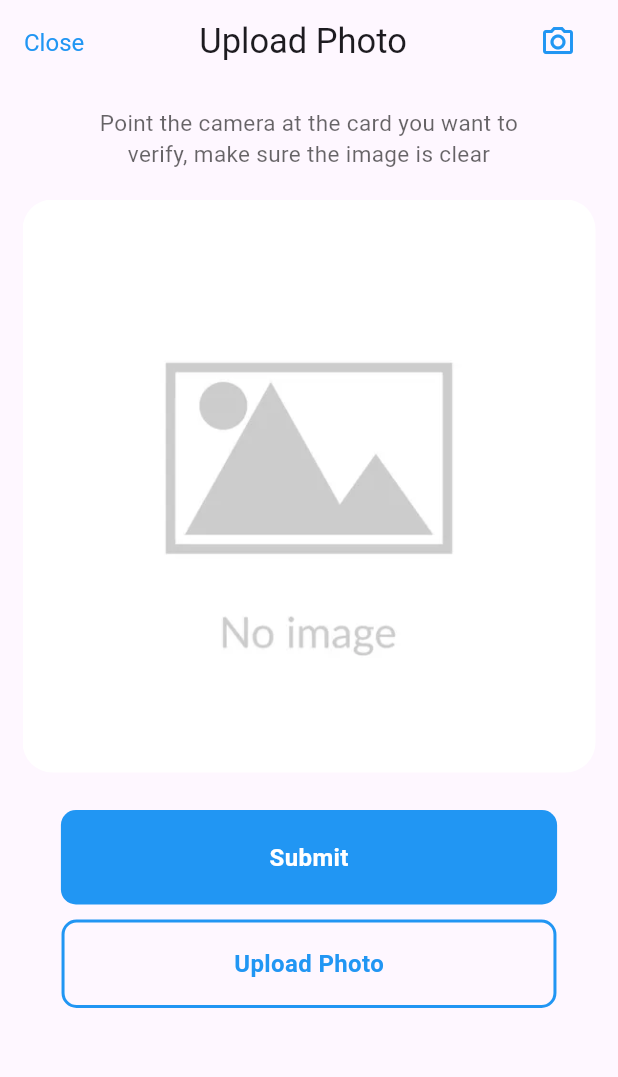
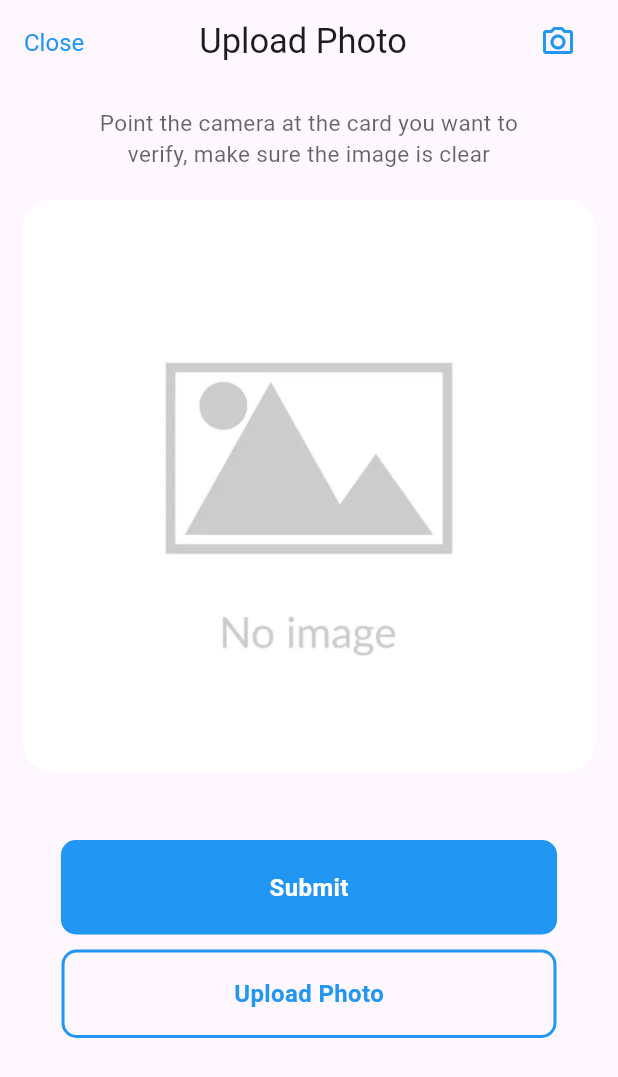
Before and after one commit to justhussh/Proyek-KTP, a Flutter app: the screen it shows after launch, after a tap on the "arrow forward" icon, after a tap on "Skip", after a tap on the "add" icon, on a phone screen of 412 x 824 dp. Shown: the top 1077 px of the screen. Run offline on Flutter 3.47's test engine with Material 3 defaults, Android fonts, the phone set to English and light mode, and no system bars; our stand-ins replace camera, flutter_spinkit, image_picker, salomon_bottom_bar; network calls fail.

```diff
--- a/lib/page/photo.dart
+++ b/lib/page/photo.dart
@@ -1,8 +1,7 @@
 import 'dart:io';
-
+import 'package:camera/camera.dart';
 import 'package:flutter/material.dart';
 import 'package:image_picker/image_picker.dart';
-import 'package:proyek_ktp_3e/homepage.dart';
 import 'package:proyek_ktp_3e/page/scan.dart';
 
 class Photo extends StatefulWidget {
@@ -85,10 +84,12 @@ class _PhotoState extends State<Photo> {
                       borderRadius: BorderRadius.circular(20),
                       child: Image.asset('assets/noimage.jpg')),
                 ),
+          const SizedBox(
+            height: 30,
+          ),
           GestureDetector(
             onTap: () {},
             child: Container(
-              margin: const EdgeInsets.only(top: 10),
               padding:
                   const EdgeInsets.symmetric(horizontal: 139, vertical: 20),
               decoration: BoxDecoration(
```
Also changed, not shown: pubspec.lock.
